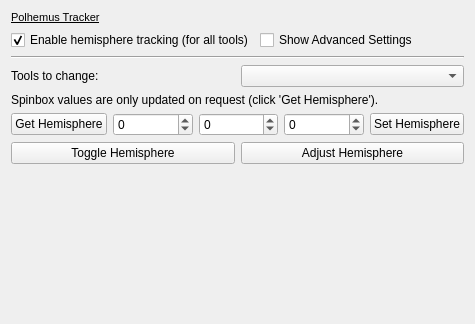
The window that Modules/IGTUI/Qmitk/QmitkPolhemusTrackerWidget.ui (MITK/MITK) describes before a commit, drawn with Qt 5.
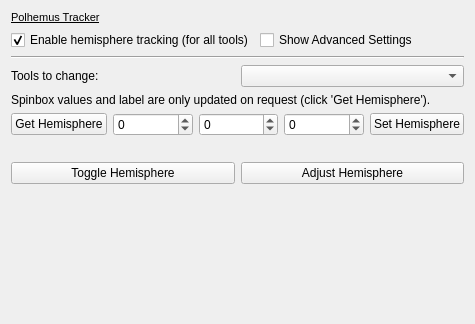
The same window after the commit.

Commit message: Add label to display HemisphereTracking status.

```diff
--- a/Modules/IGTUI/Qmitk/QmitkPolhemusTrackerWidget.ui
+++ b/Modules/IGTUI/Qmitk/QmitkPolhemusTrackerWidget.ui
@@ -67,7 +67,7 @@
    <item>
     <widget class="QLabel" name="label_UpdateOnRequest">
      <property name="text">
-      <string>Spinbox values are only updated on request (click 'Get Hemisphere').</string>
+      <string>Spinbox values and label are only updated on request (click 'Get Hemisphere').</string>
      </property>
     </widget>
    </item>
@@ -119,6 +119,13 @@
      </item>
     </layout>
    </item>
+   <item>
+    <widget class="QLabel" name="m_StatusLabelHemisphereTracking">
+     <property name="text">
+      <string/>
+     </property>
+    </widget>
+   </item>
    <item>
     <layout class="QGridLayout" name="gridLayout"/>
    </item>
```
The commit also changes 1 other file.
